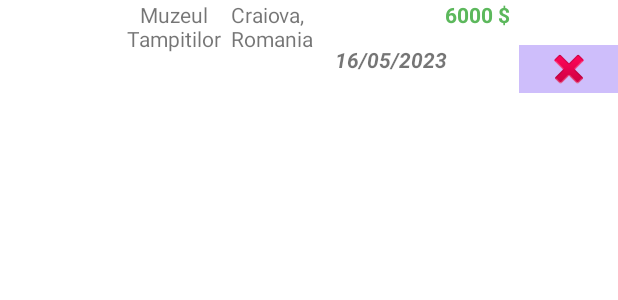
After one commit to mihaipopa0107/TravelPlanning, an Android app: the layout reservation_list_layout.xml on its own in the app's theme, with its tools: preview values and no code run, on a phone screen of 412 x 824 dp. The commit adds this screen. Shown: the top 300 px of the screen. Run offline under Robolectric (Android 15) with nearby library versions, the phone set to English and light mode, and no system bars.

Commit message:
Add reservation list view feature
Add reservation list view schema, add reservation list adapter to manage the logic.

```diff
--- a/app/src/main/java/com/mihai/core/TravelAdapter.java
+++ b/app/src/main/java/com/mihai/core/TravelAdapter.java
@@ -51,7 +51,7 @@ public class TravelAdapter extends ArrayAdapter<LocationViewModel> {
         if(convertView == null) row = inflater.inflate(resource, parent, false);
 
         TextView textName = (TextView) row.findViewById(R.id.textName);
-        TextView textCountryCity = (TextView) row.findViewById(R.id.countryCity);
+        TextView textCountryCity = (TextView) row.findViewById(R.id.travelTotalPrice);
         ImageView imageFlag = (ImageView) row.findViewById(R.id.logo);
 
         try {
--- /dev/null
+++ b/app/src/main/res/layout/reservation_list_layout.xml
@@ -0,0 +1,82 @@
+<?xml version="1.0" encoding="utf-8"?>
+<LinearLayout xmlns:android="http://schemas.android.com/apk/res/android"
+    xmlns:app="http://schemas.android.com/apk/res-auto"
+    xmlns:tools="http://schemas.android.com/tools"
+    android:layout_width="match_parent"
+    android:orientation="horizontal"
+    android:weightSum="100"
+    android:layout_height="match_parent">
+
+    <TableRow
+        android:layout_width="match_parent"
+        android:layout_height="match_parent"
+        android:layout_weight="50">
+
+        <ImageView
+            android:id="@+id/travelLogo"
+            android:layout_width="match_parent"
+            android:layout_height="60dp"
+            android:layout_weight="50"
+            android:scaleType="fitCenter"
+            android:visibility="visible"
+            tools:visibility="visible" />
+
+        <TextView
+            android:id="@+id/travelName"
+            android:layout_width="match_parent"
+            android:layout_height="60dp"
+            android:layout_weight="50"
+            android:text="Muzeul Tampitilor"
+            android:textAlignment="center" />
+
+        <TextView
+            android:id="@+id/travelLocation"
+            android:layout_width="69dp"
+            android:layout_height="59dp"
+            android:text="Craiova, Romania" />
+
+        <LinearLayout
+            android:layout_width="match_parent"
+            android:layout_height="match_parent"
+            android:layout_weight="33.3"
+            android:orientation="vertical">
+
+            <TextView
+                android:id="@+id/travelTotalPrice"
+                android:layout_width="match_parent"
+                android:layout_height="30dp"
+                android:text="6000 $"
+                android:textAlignment="center"
+                android:textColor="#5cb85c"
+                android:textStyle="bold" />
+
+            <LinearLayout
+                android:layout_width="match_parent"
+                android:layout_height="match_parent"
+                android:orientation="horizontal">
+
+                <TextView
+                    android:id="@+id/plannedAt"
+                    android:layout_width="wrap_content"
+                    android:layout_height="34dp"
+                    android:layout_weight="1"
+                    android:text="16/05/2023"
+                    android:textSize="14sp"
+                    android:textStyle="bold|italic" />
+
+                <ImageButton
+                    android:id="@+id/cancelTravel"
+                    android:layout_width="18dp"
+                    android:layout_height="wrap_content"
+                    android:layout_weight="1"
+                    android:background="#CDC2AEFB"
+                    android:scaleType="fitCenter"
+                    app:srcCompat="@android:drawable/ic_delete" />
+
+            </LinearLayout>
+
+        </LinearLayout>
+
+    </TableRow>
+
+</LinearLayout>
--- a/app/src/main/res/layout/travel_view_layout.xml
+++ b/app/src/main/res/layout/travel_view_layout.xml
@@ -35,7 +35,7 @@
             android:orientation="vertical">
 
             <TextView
-                android:id="@+id/countryCity"
+                android:id="@+id/travelTotalPrice"
                 android:layout_width="match_parent"
                 android:layout_height="30dp"
                 android:text="TextView"
```
Also changed, not shown: app/src/main/java/com/mihai/core/ReservationAdapter.java (added, +98 -0 lines), app/src/main/java/com/mihai/core/ReservationViewModel.java (+8 -1 lines), app/src/main/java/com/mihai/travelplanning/DescriptionActivity.java (+45 -0 lines), app/src/main/java/com/mihai/travelplanning/MainActivity.java (+21 -9 lines), app/src/main/java/com/mihai/travelplanning/ReservationActivity.java (+75 -0 lines), app/src/main/java/com/mihai/utils/ReservationUtils.java (+21 -0 lines), app/src/main/java/com/mihai/utils/Session.java (+11 -0 lines), app/src/main/res/raw/travels.json (+12 -12 lines), 1 other file.
